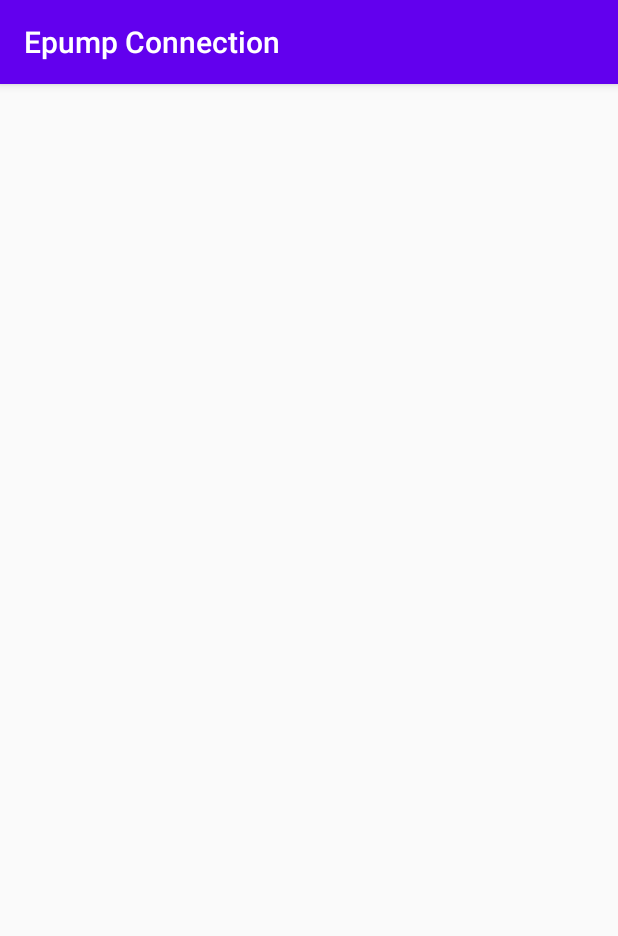
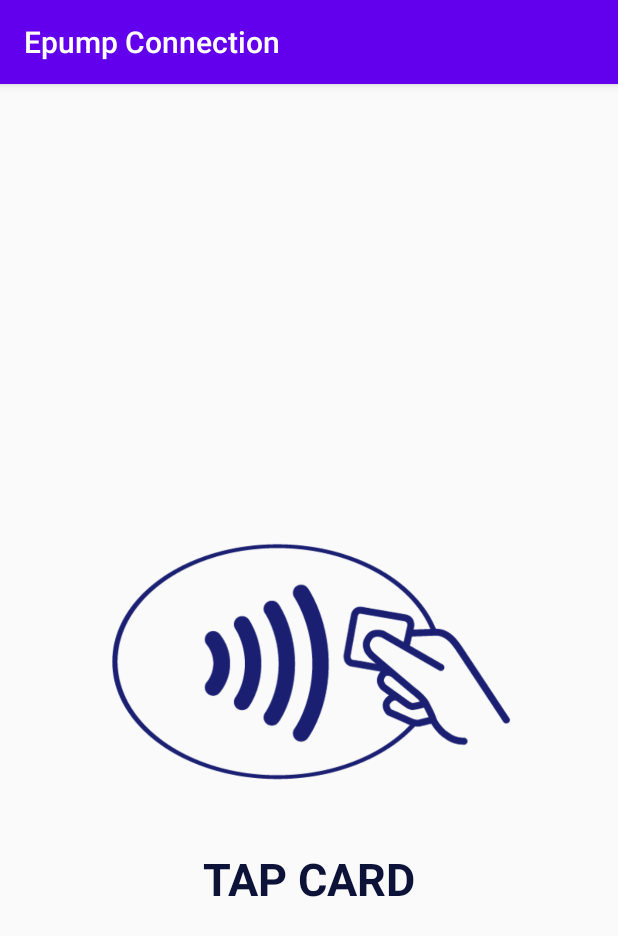
Before and after one commit to FuelMetrics/EpumpEfuelingLibrary, an Android app: the NFCActivity screen opened directly, with no data from a screen before it, on a phone screen of 412 x 824 dp. Shown: the top 936 px of the screen. Run offline under Robolectric (Android 15) with nearby library versions, the phone set to English and light mode, and no system bars; 1 statement that could not run was skipped.

Commit message:
Update include; -NFC implementation -Connection optimization

```diff
--- a/EfuelingLibrary/src/main/res/layout/activity_nfc.xml
+++ b/EfuelingLibrary/src/main/res/layout/activity_nfc.xml
@@ -6,4 +6,27 @@
     android:layout_height="match_parent"
     tools:context=".ui.NFCActivity">
 
+    <LinearLayout
+        android:layout_width="wrap_content"
+        android:layout_height="wrap_content"
+        android:orientation="vertical"
+        app:layout_constraintBottom_toBottomOf="parent"
+        app:layout_constraintEnd_toEndOf="parent"
+        app:layout_constraintStart_toStartOf="parent"
+        app:layout_constraintTop_toTopOf="parent">
+        <ImageView
+            android:id="@+id/imageView"
+            android:layout_width="wrap_content"
+            android:layout_height="wrap_content"
+            app:srcCompat="@drawable/ic_contactless" />
+        <TextView
+            android:layout_width="match_parent"
+            android:layout_height="wrap_content"
+            android:text="TAP CARD"
+            android:gravity="center"
+            android:layout_marginTop="-100sp"
+            android:textSize="30sp"
+            android:textStyle="bold"
+            android:textColor="@color/libraryColorPrimary"/>
+    </LinearLayout>
 </androidx.constraintlayout.widget.ConstraintLayout>
```
Also changed, not shown: EfuelingLibrary/src/main/res/drawable/ic_contactless.png (added).
